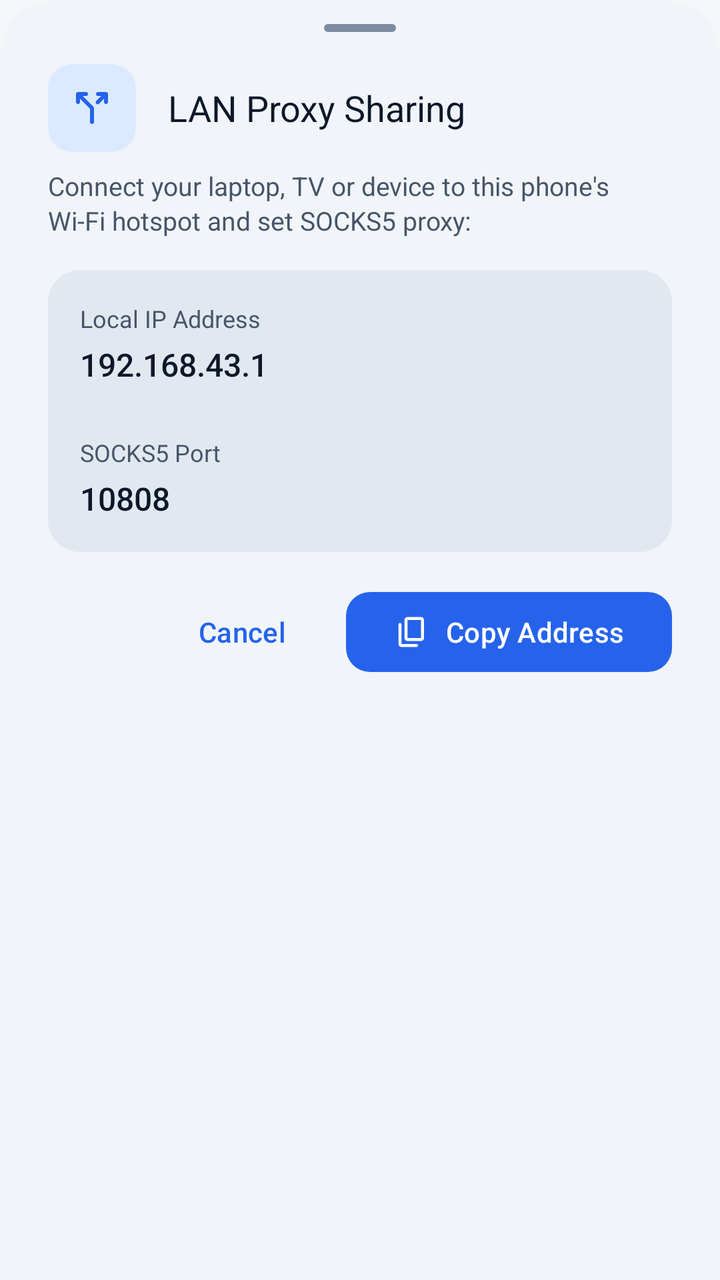
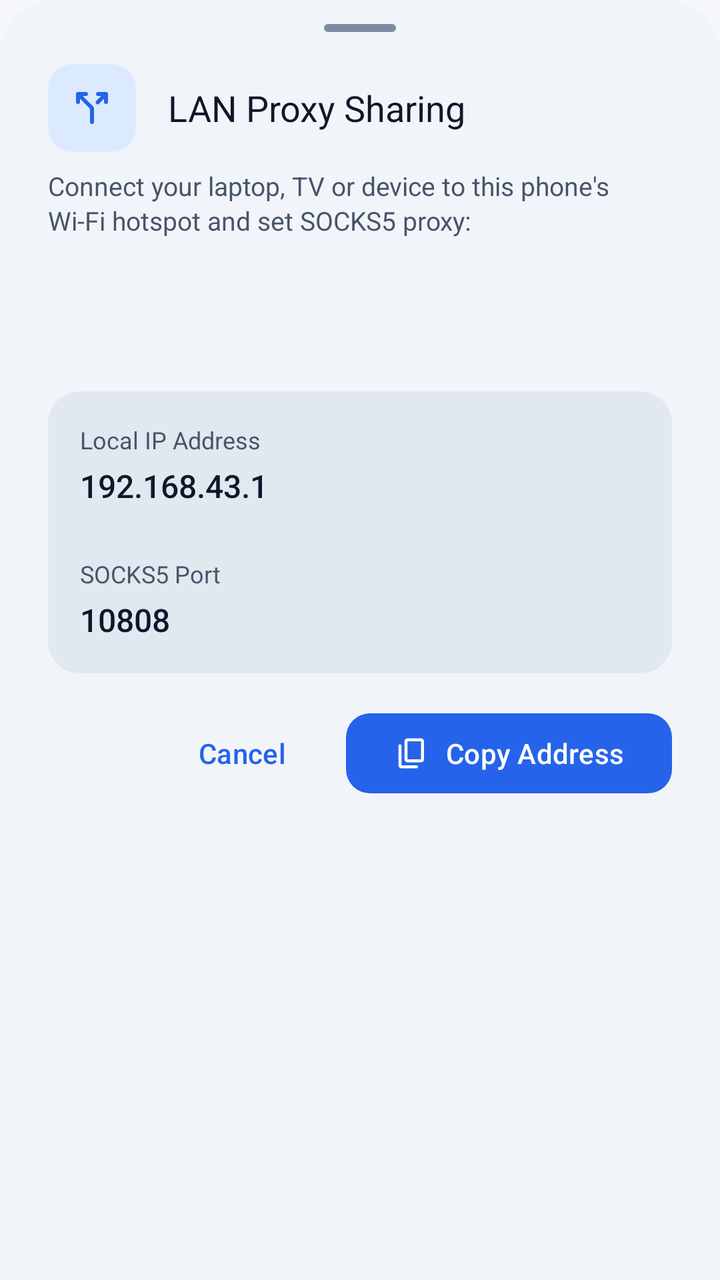

Screens rendered from an Android XML layout before and after an edit, with the pre-edit source and the edit as a unified diff.
<!-- AndroidManifest.xml: application theme Theme.SoxMax -->
<!-- res/layout/bottom_sheet_hotspot.xml -->
<?xml version="1.0" encoding="utf-8"?>
<LinearLayout xmlns:android="http://schemas.android.com/apk/res/android"
    xmlns:app="http://schemas.android.com/apk/res-auto"
    android:layout_width="match_parent"
    android:layout_height="wrap_content"
    android:orientation="vertical"
    android:background="@drawable/bg_bottom_sheet"
    android:paddingHorizontal="24dp"
    android:paddingTop="12dp"
    android:paddingBottom="24dp">

    <View
        android:layout_width="36dp"
        android:layout_height="4dp"
        android:layout_gravity="center_horizontal"
        android:background="@drawable/bg_drag_handle"
        android:layout_marginBottom="16dp" />

    <LinearLayout
        android:layout_width="match_parent"
        android:layout_height="wrap_content"
        android:orientation="horizontal"
        android:gravity="center_vertical"
        android:layout_marginBottom="8dp">

        <FrameLayout
            android:layout_width="44dp"
            android:layout_height="44dp"
            android:background="@drawable/bg_icon_badge">

            <ImageView
                android:layout_width="24dp"
                android:layout_height="24dp"
                android:layout_gravity="center"
                android:src="@drawable/ic_split_tunnel"
                app:tint="@color/m3_primary"
                android:contentDescription="@null" />

        </FrameLayout>

        <TextView
            android:layout_width="0dp"
            android:layout_height="wrap_content"
            android:layout_weight="1"
            android:layout_marginStart="16dp"
            android:text="@string/hotspot_sheet_title"
            android:textColor="@color/text_primary"
            android:textSize="18sp"
            android:fontFamily="sans-serif-bold" />

    </LinearLayout>

    <TextView
        android:layout_width="match_parent"
        android:layout_height="wrap_content"
        android:layout_marginBottom="16dp"
        android:text="@string/hotspot_sheet_guide"
        android:textColor="@color/text_secondary"
        android:textSize="13sp"
        android:lineSpacingExtra="2dp" />

    <com.google.android.material.card.MaterialCardView
        android:layout_width="match_parent"
        android:layout_height="wrap_content"
        android:layout_marginBottom="16dp"
        app:cardBackgroundColor="@color/m3_surface_container"
        app:cardCornerRadius="16dp"
        app:cardElevation="0dp"
        app:strokeColor="@color/m3_outline_variant"
        app:strokeWidth="1dp">

        <LinearLayout
            android:layout_width="match_parent"
            android:layout_height="wrap_content"
            android:orientation="vertical"
            android:padding="16dp">

            <TextView
                android:layout_width="wrap_content"
                android:layout_height="wrap_content"
                android:text="@string/hotspot_sheet_ip_label"
                android:textColor="@color/text_secondary"
                android:textSize="12sp" />

            <TextView
                android:id="@+id/text_hotspot_ip"
                android:layout_width="wrap_content"
                android:layout_height="wrap_content"
                android:layout_marginTop="4dp"
                android:textColor="@color/text_primary"
                android:textSize="16sp"
                android:fontFamily="sans-serif-medium"
                android:text="192.168.43.1" />

            <View
                android:layout_width="match_parent"
                android:layout_height="1dp"
                android:layout_marginVertical="12dp"
                android:background="@color/m3_outline_variant" />

            <TextView
                android:layout_width="wrap_content"
                android:layout_height="wrap_content"
                android:text="@string/hotspot_sheet_port_label"
                android:textColor="@color/text_secondary"
                android:textSize="12sp" />

            <TextView
                android:id="@+id/text_hotspot_port"
                android:layout_width="wrap_content"
                android:layout_height="wrap_content"
                android:layout_marginTop="4dp"
                android:textColor="@color/text_primary"
                android:textSize="16sp"
                android:fontFamily="sans-serif-medium"
                android:text="10808" />

        </LinearLayout>

    </com.google.android.material.card.MaterialCardView>

    <LinearLayout
        android:layout_width="match_parent"
        android:layout_height="wrap_content"
        android:orientation="horizontal"
        android:gravity="end">

        <com.google.android.material.button.MaterialButton
            android:id="@+id/btn_close_hotspot"
            style="@style/Widget.Material3.Button.TextButton"
            android:layout_width="wrap_content"
            android:layout_height="wrap_content"
            android:layout_marginEnd="8dp"
            android:text="@string/cancel" />

        <com.google.android.material.button.MaterialButton
            android:id="@+id/btn_copy_hotspot"
            style="@style/Widget.Material3.Button"
            android:layout_width="wrap_content"
            android:layout_height="wrap_content"
            android:text="@string/hotspot_sheet_copy"
            app:icon="@drawable/ic_content_copy"
            app:cornerRadius="12dp" />

    </LinearLayout>

</LinearLayout>
<!-- resources referenced by this layout -->
<resources>
  <color name="m3_outline_variant">#E2E8F0</color>
  <color name="m3_primary">#2563EB</color>
  <color name="m3_surface_container">#E2E8F0</color>
  <color name="text_primary">@color/m3_on_surface</color>
  <color name="text_secondary">@color/m3_on_surface_variant</color>
  <!-- drawable bg_bottom_sheet (drawable) -->
  <?xml version="1.0" encoding="utf-8"?>
  <shape xmlns:android="http://schemas.android.com/apk/res/android"
      android:shape="rectangle">
      <solid android:color="@color/m3_surface_container_low" />
      <corners
          android:topLeftRadius="28dp"
          android:topRightRadius="28dp" />
  </shape>
  <!-- drawable bg_drag_handle (drawable) -->
  <?xml version="1.0" encoding="utf-8"?>
  <shape xmlns:android="http://schemas.android.com/apk/res/android"
      android:shape="rectangle">
      <solid android:color="@color/m3_outline" />
      <size
          android:width="32dp"
          android:height="4dp" />
      <corners android:radius="2dp" />
  </shape>
  <!-- drawable bg_icon_badge (drawable) -->
  <?xml version="1.0" encoding="utf-8"?>
  <shape xmlns:android="http://schemas.android.com/apk/res/android"
      android:shape="rectangle">
      <solid android:color="@color/m3_primary_container" />
      <corners android:radius="12dp" />
  </shape>
  <string name="cancel">Cancel</string>
  <string name="hotspot_sheet_copy">Copy Address</string>
  <string name="hotspot_sheet_guide">Connect your laptop, TV or device to this phone\'s Wi-Fi hotspot and set SOCKS5 proxy:</string>
  <string name="hotspot_sheet_ip_label">Local IP Address</string>
  <string name="hotspot_sheet_port_label">SOCKS5 Port</string>
  <string name="hotspot_sheet_title">LAN Proxy Sharing</string>
  <color name="m3_on_surface">#0F172A</color>
  <color name="m3_on_surface_variant">#475569</color>
  <color name="m3_surface_container_low">#F1F5F9</color>
  <color name="m3_outline">#7C8BA0</color>
  <color name="m3_primary_container">#DBEAFE</color>
  <color name="m3_on_primary">#FFFFFF</color>
  <color name="m3_on_primary_container">#1E40AF</color>
  <color name="m3_secondary">#475569</color>
  <color name="m3_on_secondary">#FFFFFF</color>
  <color name="m3_secondary_container">#E2E8F0</color>
  <color name="m3_on_secondary_container">#1E293B</color>
  <color name="m3_tertiary">#7C3AED</color>
  <color name="m3_on_tertiary">#FFFFFF</color>
  <color name="m3_tertiary_container">#EDE9FE</color>
  <color name="m3_on_tertiary_container">#4C1D95</color>
  <color name="m3_error">#DC2626</color>
  <color name="m3_on_error">#FFFFFF</color>
  <color name="m3_error_container">#FEE2E2</color>
  <color name="m3_on_error_container">#991B1B</color>
  <color name="m3_surface">#F8FAFC</color>
  <color name="m3_surface_container_lowest">#FFFFFF</color>
  <color name="m3_surface_container_high">#CBD5E1</color>
  <color name="m3_surface_container_highest">#94A3B8</color>
  <color name="bg_deep">#F5F7FA</color>
  <style name="ThemeOverlay.LibreRoute.MaterialAlertDialog" parent="ThemeOverlay.Material3.MaterialAlertDialog">
          <item name="colorSurface">@color/m3_surface_container_low</item>
          <item name="shapeAppearance">@style/ShapeAppearance.LibreRoute.Dialog</item>
      </style>
  <style name="Widget.LibreRoute.BottomSheet.Modal" parent="Widget.Material3.BottomSheet.Modal">
          <item name="backgroundTint">@color/m3_surface_container_low</item>
          <item name="shapeAppearance">@style/ShapeAppearance.LibreRoute.BottomSheet</item>
      </style>
  <style name="ShapeAppearance.LibreRoute.Dialog" parent="ShapeAppearance.Material3.Corner.ExtraLarge">
          <item name="cornerSize">20dp</item>
      </style>
  <style name="ShapeAppearance.LibreRoute.BottomSheet" parent="ShapeAppearance.Material3.Corner.Large">
          <item name="cornerSizeTopLeft">28dp</item>
          <item name="cornerSizeTopRight">28dp</item>
          <item name="cornerSizeBottomLeft">0dp</item>
          <item name="cornerSizeBottomRight">0dp</item>
      </style>
  <!-- unchanged entries left out for length: 5 -->
</resources>

<!-- the commit's change to res/layout/bottom_sheet_hotspot.xml (unified diff, before → after) -->
@@ -58,6 +58,22 @@
         android:textColor="@color/text_secondary"
         android:textSize="13sp"
         android:lineSpacingExtra="2dp" />
+
+    <TextView
+        android:id="@+id/text_hotspot_status"
+        android:layout_width="match_parent"
+        android:layout_height="wrap_content"
+        android:textColor="@color/text_primary"
+        android:textSize="14sp"
+        android:layout_marginBottom="8dp" />
+
+    <TextView
+        android:id="@+id/text_hotspot_local"
+        android:layout_width="match_parent"
+        android:layout_height="wrap_content"
+        android:textColor="@color/text_secondary"
+        android:textSize="13sp"
+        android:layout_marginBottom="16dp" />
 
     <com.google.android.material.card.MaterialCardView
         android:layout_width="match_parent"
